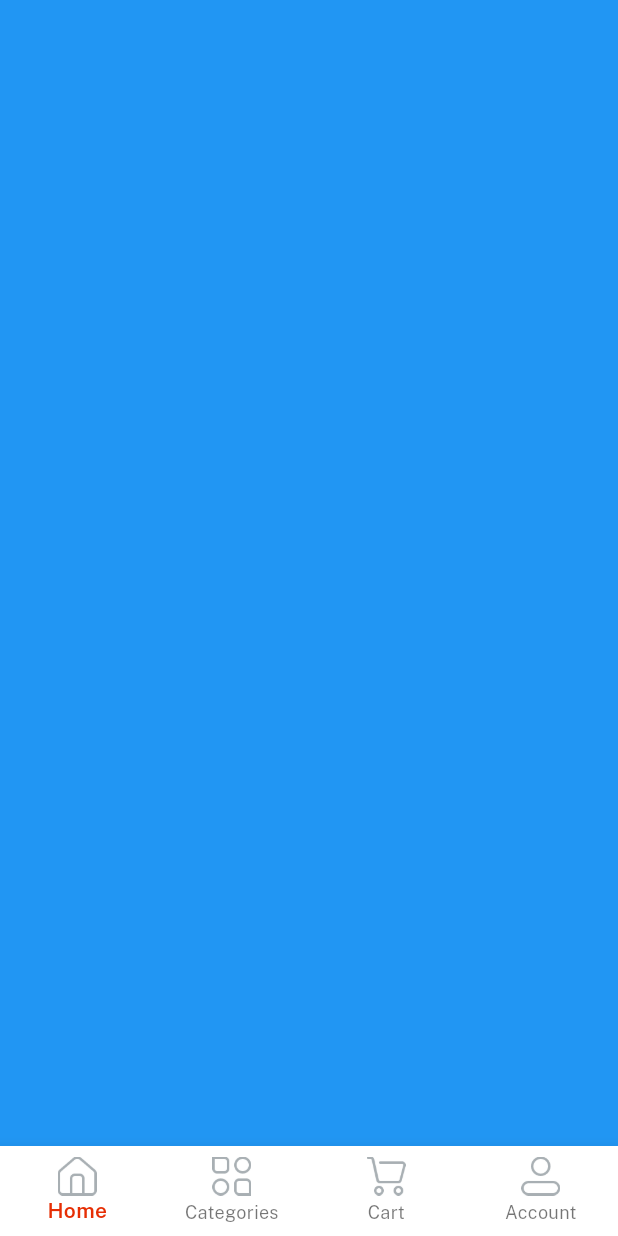
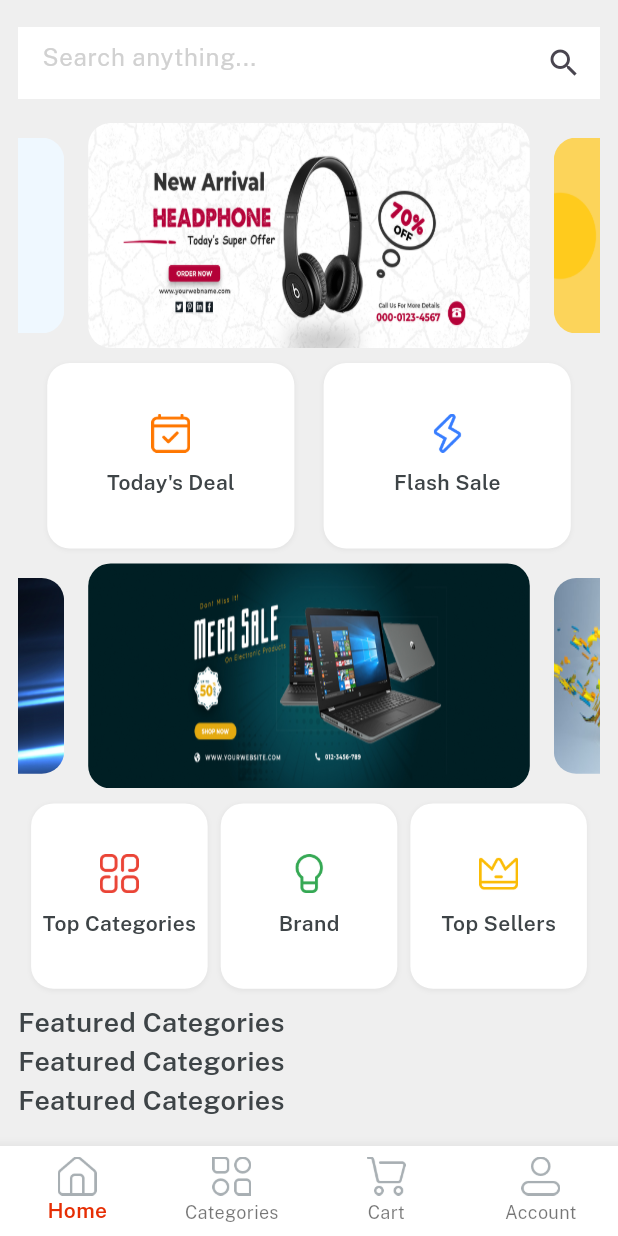
Before and after one commit to PraveenBimsara/CodeAlpha_E-Mart, a Flutter app: the screen it shows after launch, after a tap on "Log in", on a phone screen of 412 x 824 dp. Run offline on Flutter 3.47's test engine with Material 3 defaults, Android fonts, the phone set to English and light mode, and no system bars; drawn by our look-alikes of velocity_x; our stand-ins replace get.

Commit message:
Home screen UI

```diff
--- a/lib/consts/lists.dart
+++ b/lib/consts/lists.dart
@@ -5,3 +5,6 @@ const socialIconList = [
   icGoogleLogo,
   icTwitterLogo,
 ];
+
+const slidersList = [imgSlider1, imgSlider2, imgSlider3, imgSlider4];
+const secondslidersList = [imgSs1, imgSs2, imgSs3, imgSs4];
--- a/lib/consts/strings.dart
+++ b/lib/consts/strings.dart
@@ -22,3 +22,12 @@ const home = "Home",
     categories = "Categories",
     cart = "Cart",
     account = "Account";
+
+//home screen
+const searchAnything = "Search anything...",
+    todayDeal = "Today's Deal",
+    flashSale = "Flash Sale",
+    topSellers = "Top Sellers",
+    brand = "Brand",
+    topCategories = "Top Categories",
+    featuredCategories = "Featured Categories";
--- a/lib/views/auth_screen/login_screen.dart
+++ b/lib/views/auth_screen/login_screen.dart
@@ -1,6 +1,7 @@
 import 'package:e_mart/consts/consts.dart';
 import 'package:e_mart/consts/lists.dart';
 import 'package:e_mart/views/auth_screen/signup_screen.dart';
+import 'package:e_mart/views/home_acreen/home.dart';
 import 'package:e_mart/views/home_acreen/home_screen.dart';
 import 'package:e_mart/widgets_common/applogo_widget.dart';
 import 'package:e_mart/widgets_common/bg_widget.dart';
@@ -46,7 +47,7 @@ class LoginScreen extends StatelessWidget {
                       title: login,
                       textColor: whiteColor,
                       onPress: () {
-                        Get.to(() => const HomeScreen());
+                        Get.to(() => const Home());
                       }).box.width(context.screenWidth - 50).make(),
                   5.heightBox,
                   createNewAccount.text.color(fontGrey).make(),
--- /dev/null
+++ b/lib/views/cart_screen/cart_screen.dart
@@ -0,0 +1,12 @@
+import 'package:flutter/material.dart';
+
+class CartScreen extends StatelessWidget {
+  const CartScreen({super.key});
+
+  @override
+  Widget build(BuildContext context) {
+    return Container(
+      color: Colors.purple,
+    );
+  }
+}
--- /dev/null
+++ b/lib/views/category_screen/category_screen.dart
@@ -0,0 +1,12 @@
+import 'package:flutter/material.dart';
+
+class CategoryScreen extends StatelessWidget {
+  const CategoryScreen({super.key});
+
+  @override
+  Widget build(BuildContext context) {
+    return Container(
+      color: Colors.yellow,
+    );
+  }
+}
--- /dev/null
+++ b/lib/views/home_acreen/home.dart
@@ -0,0 +1,75 @@
+import 'package:e_mart/consts/consts.dart';
+import 'package:e_mart/controllers/home_controller.dart';
+import 'package:e_mart/views/cart_screen/cart_screen.dart';
+import 'package:e_mart/views/category_screen/category_screen.dart';
+import 'package:e_mart/views/home_acreen/home_screen.dart';
+import 'package:e_mart/views/profile_screen/profile_screen.dart';
+import 'package:flutter/material.dart';
+import 'package:get/get.dart';
+
+class Home extends StatelessWidget {
+  const Home({super.key});
+
+  @override
+  Widget build(BuildContext context) {
+    var controller = Get.put(HomeController());
+
+    var navbarItem = [
+      BottomNavigationBarItem(
+          icon: Image.asset(
+            icHome,
+            width: 26,
+          ),
+          label: home),
+      BottomNavigationBarItem(
+          icon: Image.asset(
+            icCategories,
+            width: 26,
+          ),
+          label: categories),
+      BottomNavigationBarItem(
+          icon: Image.asset(
+            icCart,
+            width: 26,
+          ),
+          label: cart),
+      BottomNavigationBarItem(
+          icon: Image.asset(
+            icProfile,
+            width: 26,
+          ),
+          label: account),
+    ];
+
+    var navBody = [
+      HomeScreen(),
+      CategoryScreen(),
+      CartScreen(),
+      ProfileScreen(),
+    ];
+    return Scaffold(
+      body: Column(
+        children: [
+          Obx(
+            () => Expanded(
+              child: navBody.elementAt(controller.currentNavIndex.value),
+            ),
+          ),
+        ],
+      ),
+      bottomNavigationBar: Obx(
+        () => BottomNavigationBar(
+          currentIndex: controller.currentNavIndex.value,
+          selectedItemColor: redColor,
+          selectedLabelStyle: TextStyle(fontFamily: semibold),
+          type: BottomNavigationBarType.fixed,
+          backgroundColor: whiteColor,
+          items: navbarItem,
+          onTap: (value) {
+            controller.currentNavIndex.value = value;
+          },
+        ),
+      ),
+    );
+  }
+}
--- a/lib/views/home_acreen/home_screen.dart
+++ b/lib/views/home_acreen/home_screen.dart
@@ -1,6 +1,9 @@
 import 'package:e_mart/consts/consts.dart';
-import 'package:e_mart/controllers/home_controller.dart';
+import 'package:e_mart/consts/lists.dart';
+import 'package:e_mart/widgets_common/home_buttons.dart';
+import 'package:flutter/cupertino.dart';
 import 'package:flutter/material.dart';
+import 'package:flutter/widgets.dart';
 import 'package:get/get.dart';
 
 class HomeScreen extends StatelessWidget {
@@ -8,64 +11,144 @@ class HomeScreen extends StatelessWidget {
 
   @override
   Widget build(BuildContext context) {
-    var controller = Get.put(HomeController());
+    return Container(
+      padding: EdgeInsets.all(12),
+      color: lightGrey,
+      width: context.screenWidth,
+      height: context.screenHeight,
+      child: SafeArea(
+          child: Column(
+        children: [
+          Container(
+            alignment: Alignment.center,
+            height: 60,
+            color: lightGrey,
+            child: TextFormField(
+              decoration: const InputDecoration(
+                border: InputBorder.none,
+                filled: true,
+                fillColor: whiteColor,
+                hintText: searchAnything,
+                hintStyle: TextStyle(color: textfieldGrey),
+                suffixIcon: Icon(Icons.search),
+              ),
+            ),
+          ),
+          10.heightBox,
+          Expanded(
+            child: SingleChildScrollView(
+              physics: BouncingScrollPhysics(),
+              child: Column(
+                children: [
+                  //swipers brands
+                  VxSwiper.builder(
+                      aspectRatio: 16 / 9,
+                      autoPlay: true,
+                      height: 150,
+                      enlargeCenterPage: true,
+                      itemCount: slidersList.length,
+                      itemBuilder: (context, index) {
+                        return Image.asset(
+                          slidersList[index],
+                          fit: BoxFit.fill,
+                        )
+                            .box
+                            .rounded
+                            .clip(Clip.antiAlias)
+                            .margin(EdgeInsets.symmetric(horizontal: 8))
+                            .make();
+                      }),
+                  10.heightBox,
+                  Row(
+                    mainAxisAlignment: MainAxisAlignment.spaceEvenly,
+                    children: List.generate(
+                        2,
+                        (index) => homeButtons(
+                              height: context.screenHeight * 0.15,
+                              width: context.screenWidth / 2.5,
+                              icon: index == 0 ? icTodaysDeal : icFlashDeal,
+                              title: index == 0 ? todayDeal : flashSale,
+                            )),
+                  ),
 
-    var navbarItem = [
-      BottomNavigationBarItem(
-          icon: Image.asset(
-            icHome,
-            width: 26,
-          ),
-          label: home),
-      BottomNavigationBarItem(
-          icon: Image.asset(
-            icCategories,
-            width: 26,
-          ),
-          label: categories),
-      BottomNavigationBarItem(
-          icon: Image.asset(
-            icCart,
-            width: 26,
-          ),
-          label: cart),
-      BottomNavigationBarItem(
-          icon: Image.asset(
-            icProfile,
-            width: 26,
-          ),
-          label: account),
-    ];
+                  10.heightBox,
+                  VxSwiper.builder(
+                      aspectRatio: 16 / 9,
+                      autoPlay: true,
+                      height: 150,
+                      enlargeCenterPage: true,
+                      itemCount: secondslidersList.length,
+                      itemBuilder: (context, index) {
+                        return Image.asset(
+                          secondslidersList[index],
+                          fit: BoxFit.fill,
+                        )
+                            .box
+                            .rounded
+                            .clip(Clip.antiAlias)
+                            .margin(EdgeInsets.symmetric(horizontal: 8))
+                            .make();
+                      }),
+                  10.heightBox,
+                  Row(
+                    mainAxisAlignment: MainAxisAlignment.spaceEvenly,
+                    children: List.generate(
+                        3,
+                        (index) => homeButtons(
+                            height: context.screenHeight * 0.15,
+                            width: context.screenWidth / 3.5,
+                            icon: index == 0
+                                ? icTopCategories
+                                : index == 1
+                                    ? icBrands
+                                    : icTopSeller,
+                            title: index == 0
+                                ? topCategories
+                                : index == 1
+                                    ? brand
+                                    : topSellers)),
+                  ),
 
-    var navBody = [
-      Container(color: Colors.blue),
-      Container(color: Colors.amber),
-      Container(color: Colors.purple),
-      Container(color: Colors.cyan),
-    ];
-    return Scaffold(
-      body: Column(
-        children: [
-          Obx(
-            () => Expanded(
-              child: navBody.elementAt(controller.currentNavIndex.value),
+                  //featured categories
+                  10.heightBox,
+                  Align(
+                    alignment: Alignment.centerLeft,
+                    child: featuredCategories.text
+                        .color(darkFontGrey)
+                        .size(18)
+                        .fontFamily(semibold)
+                        .make(),
+                  ),
+                  Align(
+                    alignment: Alignment.centerLeft,
+                    child: featuredCategories.text
+                        .color(darkFontGrey)
+                        .size(18)
+                        .fontFamily(semibold)
+                        .make(),
+                  ),
+                  Align(
+                    alignment: Alignment.centerLeft,
+                    child: featuredCategories.text
+                        .color(darkFontGrey)
+                        .size(18)
+                        .fontFamily(semibold)
+                        .make(),
+                  ),
+                  Align(
+                    alignment: Alignment.centerLeft,
+                    child: featuredCategories.text
+                        .color(darkFontGrey)
+                        .size(18)
+                        .fontFamily(semibold)
+                        .make(),
+                  ),
+                ],
+              ),
             ),
           ),
         ],
-      ),
-      bottomNavigationBar: Obx(
-        () => BottomNavigationBar(
-          currentIndex: controller.currentNavIndex.value,
-          selectedItemColor: redColor,
-          selectedLabelStyle: TextStyle(fontFamily: semibold),
-          type: BottomNavigationBarType.fixed,
-          backgroundColor: whiteColor,
-          items: navbarItem,
-          onTap: (value) {
-            controller.currentNavIndex.value = value;
-          },
-        ),
-      ),
+      )),
     );
   }
 }
--- /dev/null
+++ b/lib/views/profile_screen/profile_screen.dart
@@ -0,0 +1,12 @@
+import 'package:flutter/material.dart';
+
+class ProfileScreen extends StatelessWidget {
+  const ProfileScreen({super.key});
+
+  @override
+  Widget build(BuildContext context) {
+    return Container(
+      color: Colors.redAccent,
+    );
+  }
+}
--- /dev/null
+++ b/lib/widgets_common/home_buttons.dart
@@ -0,0 +1,16 @@
+import 'package:e_mart/consts/consts.dart';
+import 'package:flutter/material.dart';
+
+Widget homeButtons({width, height, icon, String? title, onPress}) {
+  return Column(
+    mainAxisAlignment: MainAxisAlignment.center,
+    children: [
+      Image.asset(
+        icon,
+        width: 26,
+      ),
+      10.heightBox,
+      title!.text.fontFamily(semibold).color(darkFontGrey).make(),
+    ],
+  ).box.rounded.white.size(width, height).shadowSm.make();
+}
```
